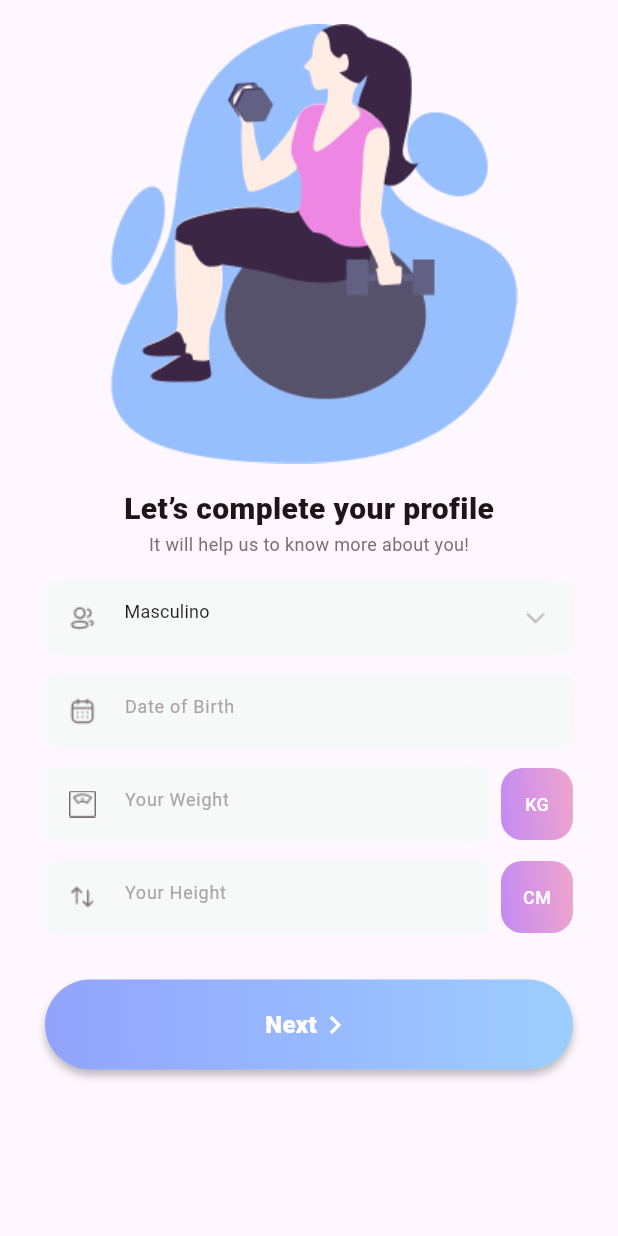
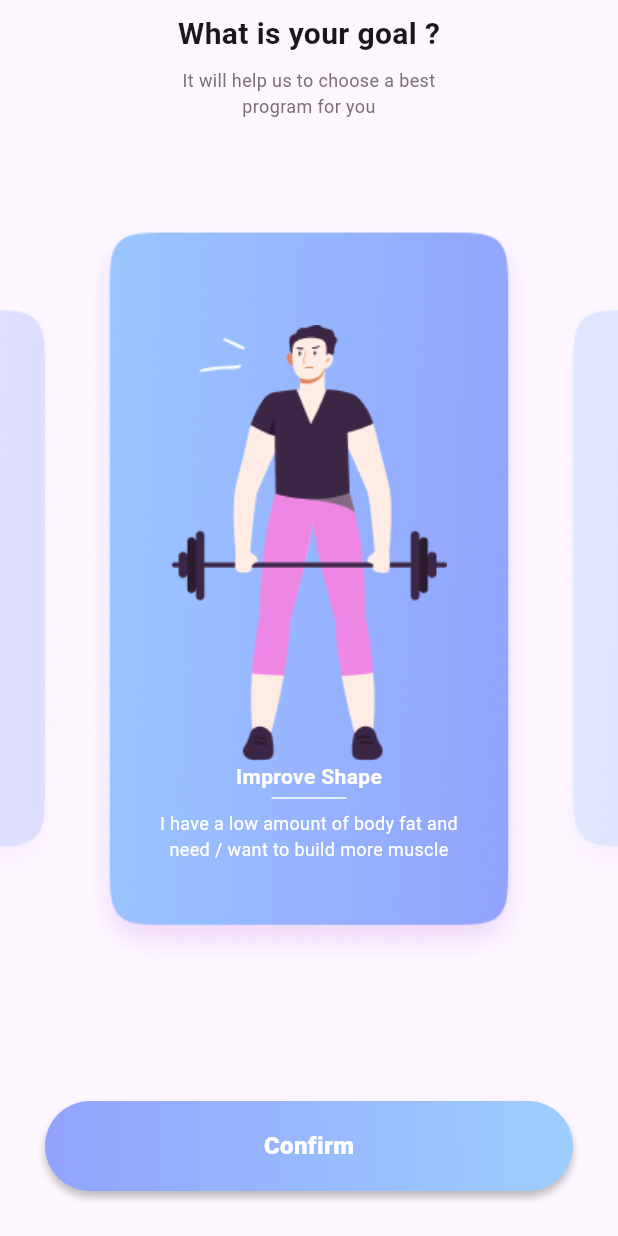
Before and after one commit to samuelBaz/fitness_app, a Flutter app: the CompleteProfileScreen screen opened by its route, after a tap on "Next", on a phone screen of 412 x 824 dp. Run offline on Flutter 3.47's test engine with Material 3 defaults, Android fonts, the light colour scheme and no system bars; our stand-ins replace dashed_circular_progress_bar; Roboto replaces fonts that are missing (Poppins).

Commit message:
page view in goals screen

```diff
--- a/lib/app_routes.dart
+++ b/lib/app_routes.dart
@@ -4,4 +4,6 @@ class AppRoutes {
   static const String signUp = "/signup";
   static const String login = "/login";
   static const String completeProfile = "/complete_profile";
+  static const String goals = "/goals";
+  static const String wellcome = "/wellcome";
 }
--- a/lib/main.dart
+++ b/lib/main.dart
@@ -1,9 +1,11 @@
 import 'package:fitness_app/app_routes.dart';
 import 'package:fitness_app/screens/complete_profile_screen.dart';
+import 'package:fitness_app/screens/goals_screen.dart';
 import 'package:fitness_app/screens/login_screen.dart';
 import 'package:fitness_app/screens/onboarding_screen.dart';
 import 'package:fitness_app/screens/sign_up_screen.dart';
 import 'package:fitness_app/screens/splash_screen.dart';
+import 'package:fitness_app/screens/wellcome_screen.dart';
 import 'package:flutter/material.dart';
 
 void main() {
@@ -27,7 +29,9 @@ class MyApp extends StatelessWidget {
         AppRoutes.onboardingScreen: (context) => OnboardingScreen(),
         AppRoutes.signUp: (context) => SignUpScreen(),
         AppRoutes.login: (context) => LoginScreen(),
-        AppRoutes.completeProfile: (context) => CompleteProfileScreen()
+        AppRoutes.completeProfile: (context) => CompleteProfileScreen(),
+        AppRoutes.goals: (context) => GoalsScreen(),
+        AppRoutes.wellcome: (context) => WellcomeScreen()
       },
       initialRoute: AppRoutes.signUp,
     );
--- a/lib/screens/complete_profile_screen.dart
+++ b/lib/screens/complete_profile_screen.dart
@@ -1,3 +1,4 @@
+import 'package:fitness_app/app_routes.dart';
 import 'package:fitness_app/utils/constants.dart';
 import 'package:fitness_app/widgets/button_fit.dart';
 import 'package:fitness_app/widgets/text_field_fit.dart';
@@ -151,7 +152,8 @@ class _CompleteProfileScreenState extends State<CompleteProfileScreen> {
                 ),
                 ButtonFit(
                   text: "Next",
-                  onPressed: () => {},
+                  onPressed: () =>
+                      {Navigator.pushNamed(context, AppRoutes.goals)},
                   primary: true,
                   suffixIcon: const Icon(
                     Icons.chevron_right,
--- /dev/null
+++ b/lib/screens/goals_screen.dart
@@ -0,0 +1,93 @@
+import 'package:fitness_app/widgets/button_fit.dart';
+import 'package:fitness_app/widgets/slide_fit.dart';
+import 'package:flutter/material.dart';
+
+class GoalsScreen extends StatefulWidget {
+  const GoalsScreen({super.key});
+
+  @override
+  State<GoalsScreen> createState() => _GoalsScreenState();
+}
+
+class _GoalsScreenState extends State<GoalsScreen> {
+  int _currentPage = 0;
+  PageController _pageController = PageController();
+
+  changePage(int page) {
+    setState(() {
+      _currentPage = page;
+      _pageController.animateToPage(page,
+          duration: Duration(milliseconds: 500),
+          curve: Curves.fastLinearToSlowEaseIn);
+    });
+  }
+
+  @override
+  Widget build(BuildContext context) {
+    return Scaffold(
+      body: SafeArea(
+          child: Column(
+        crossAxisAlignment: CrossAxisAlignment.center,
+        children: [
+          const SizedBox(height: 8),
+          const Text(
+            "What is your goal ?",
+            style: TextStyle(
+              color: Color(0xFF1D1517),
+              fontSize: 20,
+              fontFamily: 'Poppins',
+              fontWeight: FontWeight.w700,
+            ),
+          ),
+          const SizedBox(height: 8),
+          SizedBox(
+            width: MediaQuery.of(context).size.width / 2,
+            child:
+                const Text("It will help us to choose a best program for you",
+                    textAlign: TextAlign.center,
+                    style: TextStyle(
+                      color: Color(0xFF7B6F72),
+                      fontSize: 12,
+                      fontFamily: 'Poppins',
+                      fontWeight: FontWeight.w400,
+                    )),
+          ),
+          const SizedBox(height: 8),
+          Expanded(
+              child: PageView(
+            onPageChanged: (page) {
+              setState(() {
+                _currentPage = page;
+              });
+            },
+            controller: _pageController,
+            children: const [
+              SlideFit(
+                  title: "Improve Shape",
+                  description:
+                      "I have a low amount of body fat and need / want to build more muscle",
+                  imageString: "assets/img_goals1.png"),
+              SlideFit(
+                  title: "Lean & Tone",
+                  description:
+                      "I’m “skinny fat”. look thin but have no shape. I want to add learn muscle in the right way",
+                  imageString: "assets/img_goals2.png"),
+              SlideFit(
+                  title: "Lose a Fat",
+                  description:
+                      "I have over 20 lbs to lose. I want to drop all this fat and gain muscle mass",
+                  imageString: "assets/img_goals3.png"),
+            ],
+          )),
+          ButtonFit(
+              text: "Confirm",
+              primary: true,
+              onPressed: () => {
+                    if (this._currentPage < 3)
+                      {this.changePage(_currentPage + 1)}
+                  })
+        ],
+      )),
+    );
+  }
+}
--- a/lib/screens/login_screen.dart
+++ b/lib/screens/login_screen.dart
@@ -94,10 +94,8 @@ class _LoginScreenState extends State<LoginScreen> {
                     text: "Login",
                     primary: true,
                     prefixIconString: 'assets/icons/login.png',
-                    onPressed: () => {
-                          Navigator.pushNamed(
-                              context, AppRoutes.completeProfile)
-                        }),
+                    onPressed: () =>
+                        {Navigator.pushNamed(context, AppRoutes.wellcome)}),
                 Container(
                   margin: const EdgeInsets.symmetric(horizontal: 30),
                   child: Flex(
--- /dev/null
+++ b/lib/screens/wellcome_screen.dart
@@ -0,0 +1,17 @@
+import 'package:flutter/material.dart';
+
+class WellcomeScreen extends StatefulWidget {
+  const WellcomeScreen({super.key});
+
+  @override
+  State<WellcomeScreen> createState() => _WellcomeScreenState();
+}
+
+class _WellcomeScreenState extends State<WellcomeScreen> {
+  @override
+  Widget build(BuildContext context) {
+    return Scaffold(
+      body: Center(child: Text("Weelcome")),
+    );
+  }
+}
--- a/lib/widgets/button_fit.dart
+++ b/lib/widgets/button_fit.dart
@@ -23,10 +23,14 @@ class ButtonFit extends StatefulWidget {
 class _ButtonFitState extends State<ButtonFit> {
   @override
   Widget build(BuildContext context) {
-    return InkWell(
+    return GestureDetector(
       onTap: widget.onPressed,
       child: Container(
-          height: 60,
+          height: MediaQuery.of(context).textScaleFactor > 1.0
+              ? 80
+              : MediaQuery.of(context).textScaleFactor < 1.0
+                  ? 40
+                  : 60,
           width: double.infinity,
           margin: const EdgeInsets.symmetric(horizontal: 30, vertical: 30),
           decoration: ShapeDecoration(
@@ -59,8 +63,7 @@ class _ButtonFitState extends State<ButtonFit> {
                       margin: EdgeInsets.only(right: 8),
                       child: Image.asset(widget.prefixIconString),
                     ),
-              Container(
-                child: Text(
+              Text(
                 widget.text,
                 maxLines: 1,
                 overflow: TextOverflow.ellipsis,
@@ -70,7 +73,6 @@ class _ButtonFitState extends State<ButtonFit> {
                     fontSize: 16,
                     fontWeight: FontWeight.w900),
               ),
-              ),
               widget.suffixIcon == null ? const SizedBox() : widget.suffixIcon!
             ],
           ))),
--- /dev/null
+++ b/lib/widgets/slide_fit.dart
@@ -0,0 +1,74 @@
+import 'package:flutter/material.dart';
+
+class SlideFit extends StatefulWidget {
+  final String title;
+  final String description;
+  final String imageString;
+
+  const SlideFit(
+      {super.key,
+      required this.title,
+      required this.description,
+      required this.imageString});
+
+  @override
+  State<SlideFit> createState() => _SlideFitState();
+}
+
+class _SlideFitState extends State<SlideFit> {
+  @override
+  Widget build(BuildContext context) {
+    return Container(
+      child: Row(
+        children: [
+          Image.asset(
+            "assets/bg_goals_left.png",
+          ),
+          Expanded(
+              child: Stack(
+            children: [
+              Center(
+                child: Image.asset("assets/bg_goals_center.png"),
+              ),
+              Center(
+                child: Column(
+                    mainAxisAlignment: MainAxisAlignment.center,
+                    children: [
+                      Image.asset(widget.imageString),
+                      Text(widget.title,
+                          style: const TextStyle(
+                            color: Colors.white,
+                            fontSize: 14,
+                            fontFamily: 'Poppins',
+                            fontWeight: FontWeight.w600,
+                          )),
+                      Container(
+                        height: 1,
+                        width: 50,
+                        color: Colors.white,
+                        margin: EdgeInsets.only(top: 4, bottom: 8),
+                      ),
+                      SizedBox(
+                          width: MediaQuery.of(context).size.width / 2,
+                          child: Text(
+                            widget.description,
+                            textAlign: TextAlign.center,
+                            style: const TextStyle(
+                              color: Colors.white,
+                              fontSize: 12,
+                              fontFamily: 'Poppins',
+                              fontWeight: FontWeight.w400,
+                            ),
+                          ))
+                    ]),
+              )
+            ],
+          )),
+          Image.asset(
+            "assets/bg_goals_rigth.png",
+          )
+        ],
+      ),
+    );
+  }
+}
```
Lines whose indentation alone changed are shown as unchanged.
